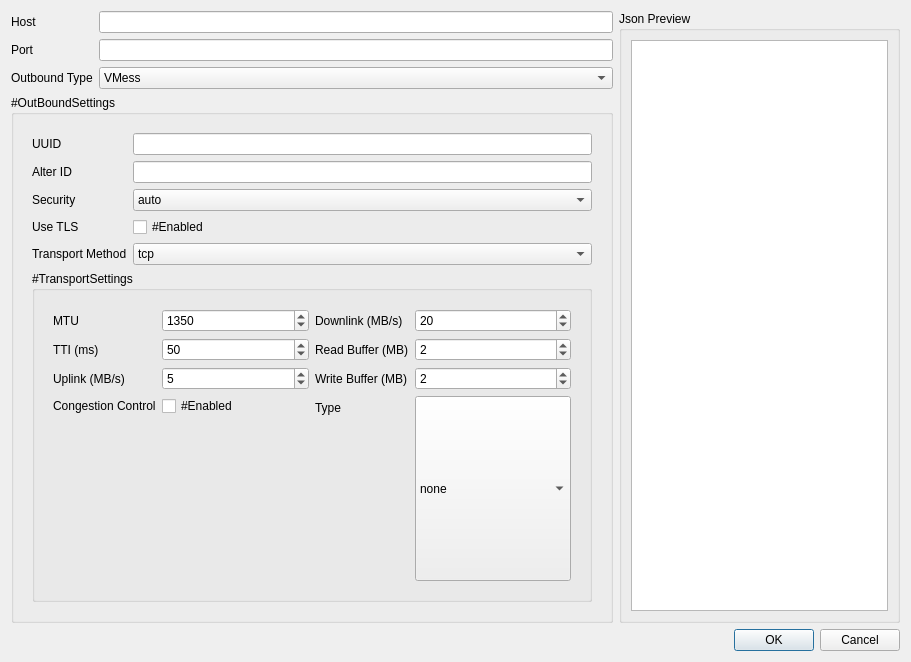
Before: the Qt Designer form src/w_ConnectionEditWindow.ui in darsvador/qvssr, drawn with Qt 5.
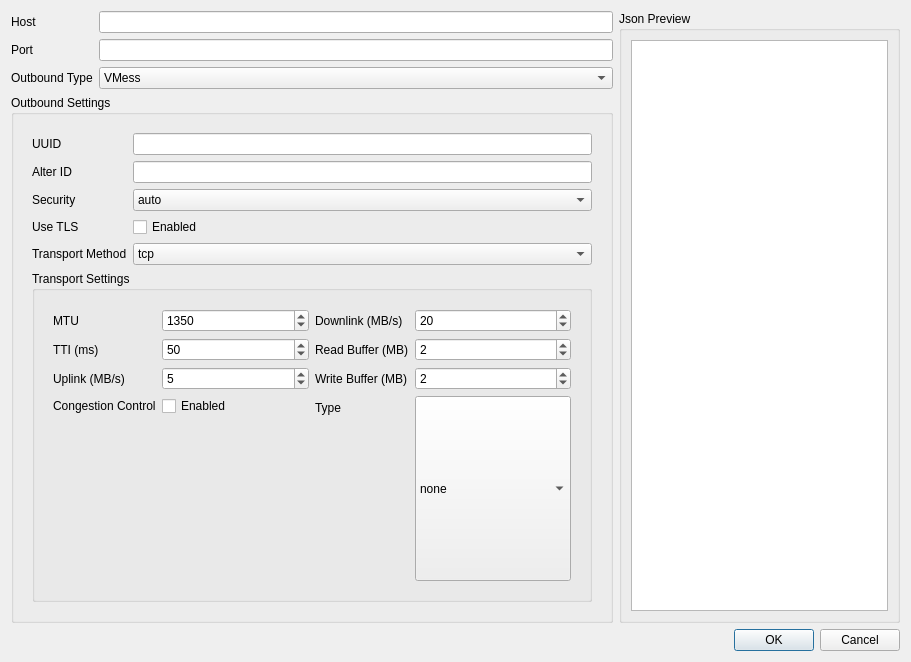
After: the same form once the commit is applied. The open tabs and pages were chosen to show the change.

```diff
--- a/src/w_ConnectionEditWindow.ui
+++ b/src/w_ConnectionEditWindow.ui
@@ -92,7 +92,7 @@
    <item row="1" column="0">
     <widget class="QGroupBox" name="outboundSettingWrapper">
      <property name="title">
-      <string>#OutBoundSettings</string>
+      <string>Outbound Settings</string>
      </property>
      <layout class="QGridLayout" name="gridLayout">
       <item row="1" column="0">
@@ -120,7 +120,7 @@
             <item row="3" column="1">
              <widget class="QCheckBox" name="tlsCB">
               <property name="text">
-               <string>#Enabled</string>
+               <string>Enabled</string>
               </property>
              </widget>
             </item>
@@ -232,7 +232,7 @@
           <item>
            <widget class="QGroupBox" name="groupBox">
             <property name="title">
-             <string>#TransportSettings</string>
+             <string>Transport Settings</string>
             </property>
             <layout class="QGridLayout" name="gridLayout_2">
              <item row="0" column="0">
@@ -492,7 +492,7 @@
                    <item row="3" column="1">
                     <widget class="QCheckBox" name="kcpCongestionCB">
                      <property name="text">
-                      <string>#Enabled</string>
+                      <string>Enabled</string>
                      </property>
                     </widget>
                    </item>
```
Left out of the diff: 6 changed lines with no effect on the pictures.
